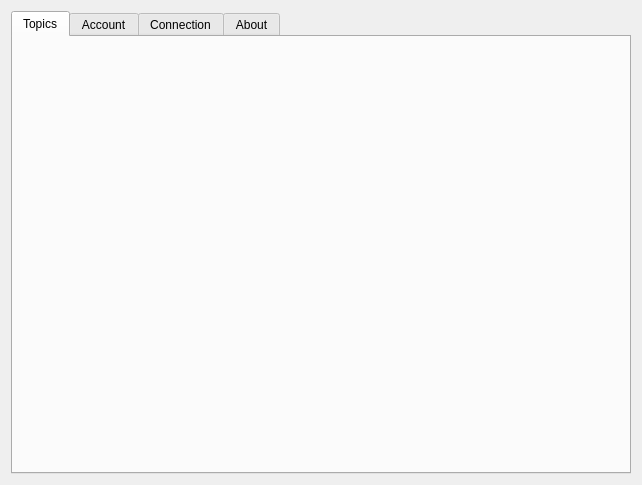
Qt form form/configurationdialog.ui (vive-tennis/r3_monitoring) before a commit.
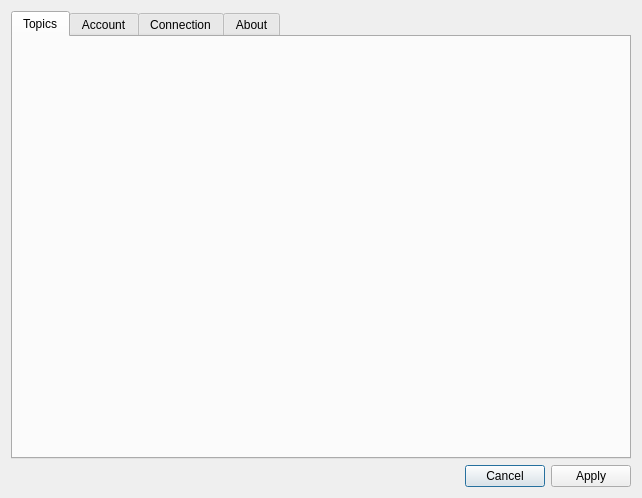
The same form after that commit. The open tabs and pages were chosen to show the change.

Commit message: read settings from file. add topic to UI

Patch:
```diff
--- a/form/configurationdialog.ui
+++ b/form/configurationdialog.ui
@@ -7,7 +7,7 @@
     <x>0</x>
     <y>0</y>
     <width>642</width>
-    <height>485</height>
+    <height>498</height>
    </rect>
   </property>
   <property name="windowTitle">
@@ -23,7 +23,41 @@
       <attribute name="title">
        <string>Topics</string>
       </attribute>
-      <layout class="QHBoxLayout" name="horizontalLayout"/>
+      <layout class="QVBoxLayout" name="verticalLayout_5">
+       <item>
+        <layout class="QHBoxLayout" name="horizontalLayout">
+         <item>
+          <layout class="QGridLayout" name="topicGridLayout"/>
+         </item>
+         <item>
+          <spacer name="horizontalSpacer_2">
+           <property name="orientation">
+            <enum>Qt::Horizontal</enum>
+           </property>
+           <property name="sizeHint" stdset="0">
+            <size>
+             <width>40</width>
+             <height>20</height>
+            </size>
+           </property>
+          </spacer>
+         </item>
+        </layout>
+       </item>
+       <item>
+        <spacer name="verticalSpacer_2">
+         <property name="orientation">
+          <enum>Qt::Vertical</enum>
+         </property>
+         <property name="sizeHint" stdset="0">
+          <size>
+           <width>20</width>
+           <height>369</height>
+          </size>
+         </property>
+        </spacer>
+       </item>
+      </layout>
      </widget>
      <widget class="QWidget" name="AccountWidget">
       <attribute name="title">
@@ -102,6 +136,13 @@
      </widget>
     </widget>
    </item>
+   <item>
+    <widget class="QDialogButtonBox" name="buttonBox">
+     <property name="standardButtons">
+      <set>QDialogButtonBox::Apply|QDialogButtonBox::Cancel</set>
+     </property>
+    </widget>
+   </item>
   </layout>
  </widget>
  <resources/>
```
Left out of the diff: 2 changed lines with no effect on the pictures. The commit also changes 7 other files.
